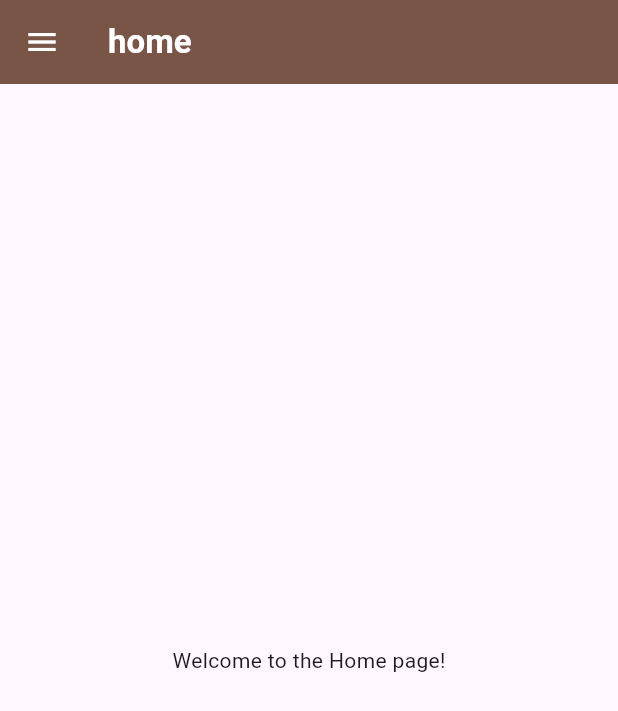
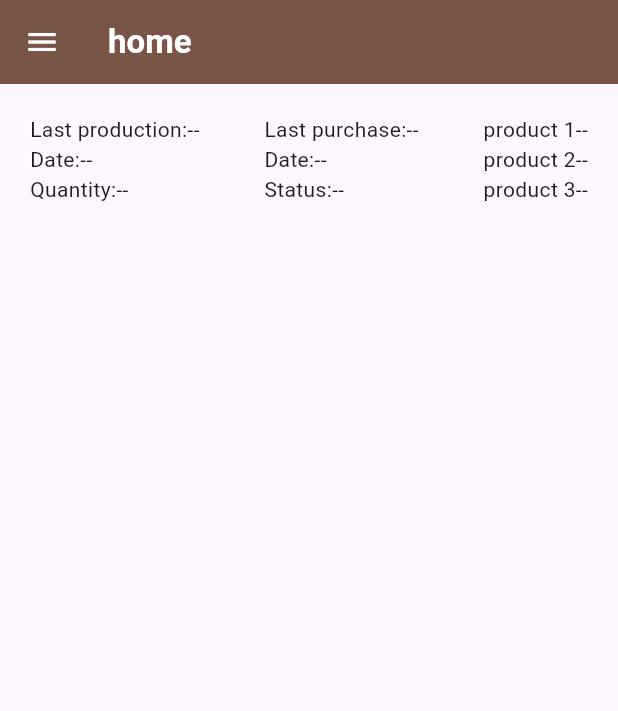
Before and after one commit to petergich/supplychain-mobile, a Flutter app: the screen it shows after launch, in the side drawer, after a tap on "Home", on a phone screen of 412 x 824 dp. Shown: the top 711 px of the screen. Run offline on Flutter 3.47's test engine with Material 3 defaults, Android fonts, the phone set to English and light mode, and no system bars; network calls fail.

```diff
--- /dev/null
+++ b/lib/apis/apis.dart
@@ -0,0 +1,31 @@
+import 'dart:convert';
+
+import 'package:flutter/material.dart';
+import 'package:http/http.dart' as http;
+
+const domain = "http://192.168.254.32:8080";
+var products = [];
+
+class ProductsApis {
+  const ProductsApis();
+  Future<List<Map<String, dynamic>>> getAllProducts() async {
+    const url = domain + "/products/all";
+    final uri = Uri.parse(url);
+    final response = await http.get(uri);
+    if (response.statusCode == 200) {
+      final responseBody = json.decode(response.body);
+      print("fetch completed");
+      print(responseBody);
+
+      // Parse the JSON response
+      final List<dynamic> productsJson = responseBody['products'];
+      // Convert to List<Map<String, dynamic>>
+      final List<Map<String, dynamic>> products =
+          productsJson.map((json) => json as Map<String, dynamic>).toList();
+      print(products);
+      return products;
+    } else {
+      throw Exception("Error occured while trying to fetch");
+    }
+  }
+}
--- a/lib/home.dart
+++ b/lib/home.dart
@@ -1,6 +1,10 @@
+import 'dart:math';
+
 import 'package:flutter/material.dart';
+import 'package:test_app/apis/apis.dart';
 import 'package:test_app/app_drawer.dart';
 import 'package:test_app/app_header.dart';
+import 'package:test_app/products.dart';
 
 class Home extends StatefulWidget {
   const Home({Key? key}) : super(key: key);
@@ -11,12 +15,50 @@ class Home extends StatefulWidget {
 class _HomeState extends State<Home> {
   @override
   Widget build(BuildContext context) {
-    return const Scaffold(
-      appBar: AppHeader(title: "home"),
-      drawer: AppDrawer(),
-      body: Center(
-        child: Text('Welcome to the Home page!'),
+    Future<List<Map<String, dynamic>>> fetchProducts() async {
+      var products = await ProductsApis().getAllProducts();
+      return products;
+    }
+
+    var products = fetchProducts();
+    return Scaffold(
+      appBar: const AppHeader(title: "home"),
+      drawer: const AppDrawer(),
+      body: Container(
+        margin: const EdgeInsets.all(20),
+        // height:MediaQuery.of(context).size.height*0.3,
+        child: const Row(
+          mainAxisAlignment: MainAxisAlignment.spaceBetween,
+          crossAxisAlignment: CrossAxisAlignment.start,
+          children: [
+
+            Column(
+              crossAxisAlignment: CrossAxisAlignment.start,
+              children: [
+                Text("Last production:"+"--"),
+                Text("Date:"+"--"),
+                Text("Quantity:"+"--")
+
+          ]),
+              Column(
+                crossAxisAlignment: CrossAxisAlignment.start,
+                children: [
+                Text("Last purchase:" + "--"),
+                Text("Date:" + "--"),
+                Text("Status:" + "--")
+              ]),
+
+              Column(
+              crossAxisAlignment: CrossAxisAlignment.start,
+              children: [
+              Text("product 1" + "--"),
+              Text("product 2" + "--"),
+              Text("product 3" + "--")
+            ]),
+          ],
+        ),
       ),
+
     );
   }
 }
--- a/pubspec.yaml
+++ b/pubspec.yaml
@@ -36,6 +36,7 @@ dependencies:
   # Use with the CupertinoIcons class for iOS style icons.
   cupertino_icons: ^1.0.2
   get: 4.6.6
+  http: ^1.2.0
 
 flutter_icons:
   android: true
```
Also changed, not shown: pubspec.lock.
